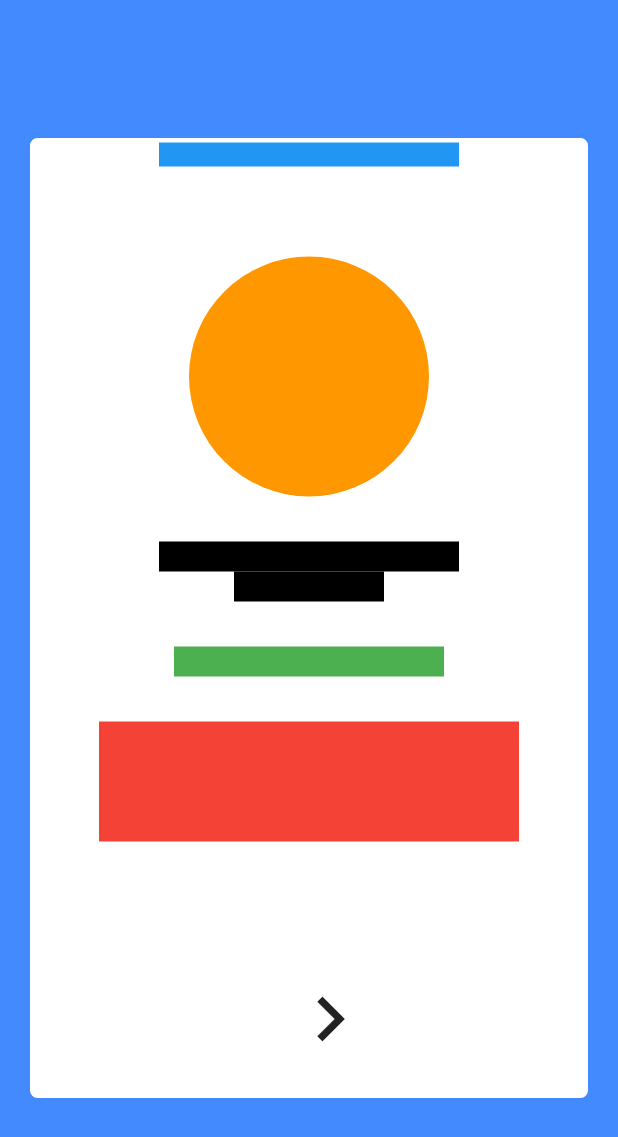
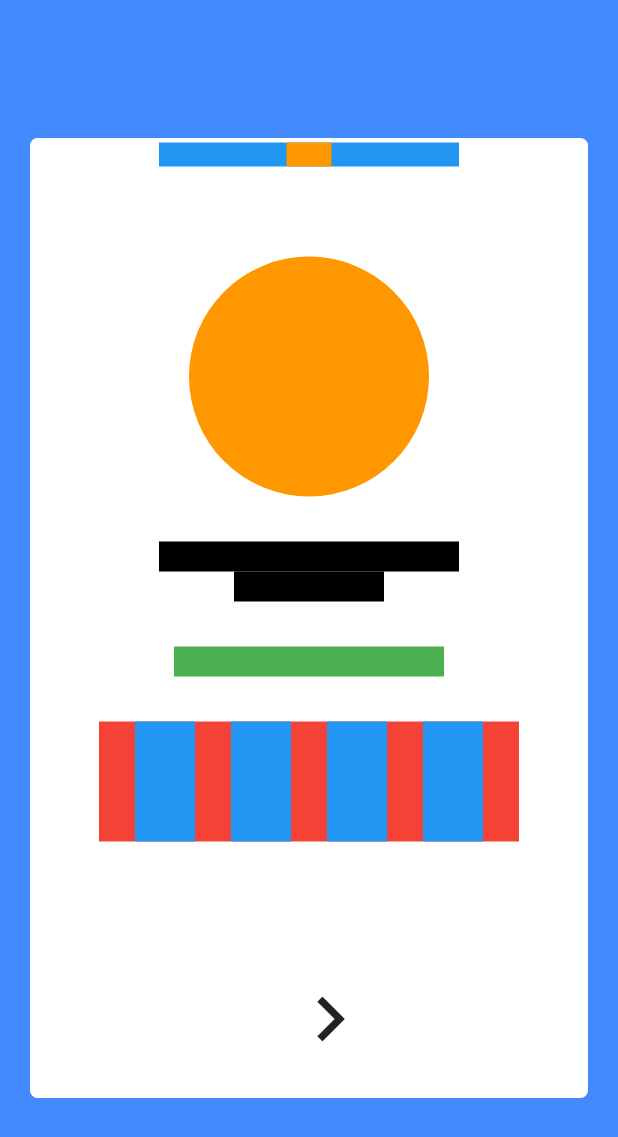
Before and after one commit to GnadtFernando/DesafioFlutterMobilus, a Flutter app: the screen it shows after launch, on a phone screen of 412 x 824 dp. Shown: the top 1137 px of the screen. Run offline on Flutter 3.47's test engine with Material 2 defaults, Android fonts, the phone set to English and light mode, and no system bars; our stand-ins replace font_awesome_flutter.

Commit message:
correção page1

```diff
--- a/lib/pages/page1.dart
+++ b/lib/pages/page1.dart
@@ -30,6 +30,13 @@ class Page1 extends StatelessWidget {
                     width: 200,
                     height: 16,
                     color: Colors.blue,
+                    child: Center(
+                      child: Container(
+                        width: 30,
+                        height: 16,
+                        color: Colors.orange,
+                      ),
+                    ),
                   ),
                   const CircleAvatar(
                     radius: 80,
@@ -57,6 +64,31 @@ class Page1 extends StatelessWidget {
                     width: 280,
                     height: 80,
                     color: Colors.red,
+                    child: Row(
+                      mainAxisAlignment: MainAxisAlignment.spaceEvenly,
+                      children: [
+                        Container(
+                          width: 40,
+                          height: 80,
+                          color: Colors.blue,
+                        ),
+                        Container(
+                          width: 40,
+                          height: 80,
+                          color: Colors.blue,
+                        ),
+                        Container(
+                          width: 40,
+                          height: 80,
+                          color: Colors.blue,
+                        ),
+                        Container(
+                          width: 40,
+                          height: 80,
+                          color: Colors.blue,
+                        ),
+                      ],
+                    ),
                   ),
                   IconButton(
                     icon: const Icon(
```
